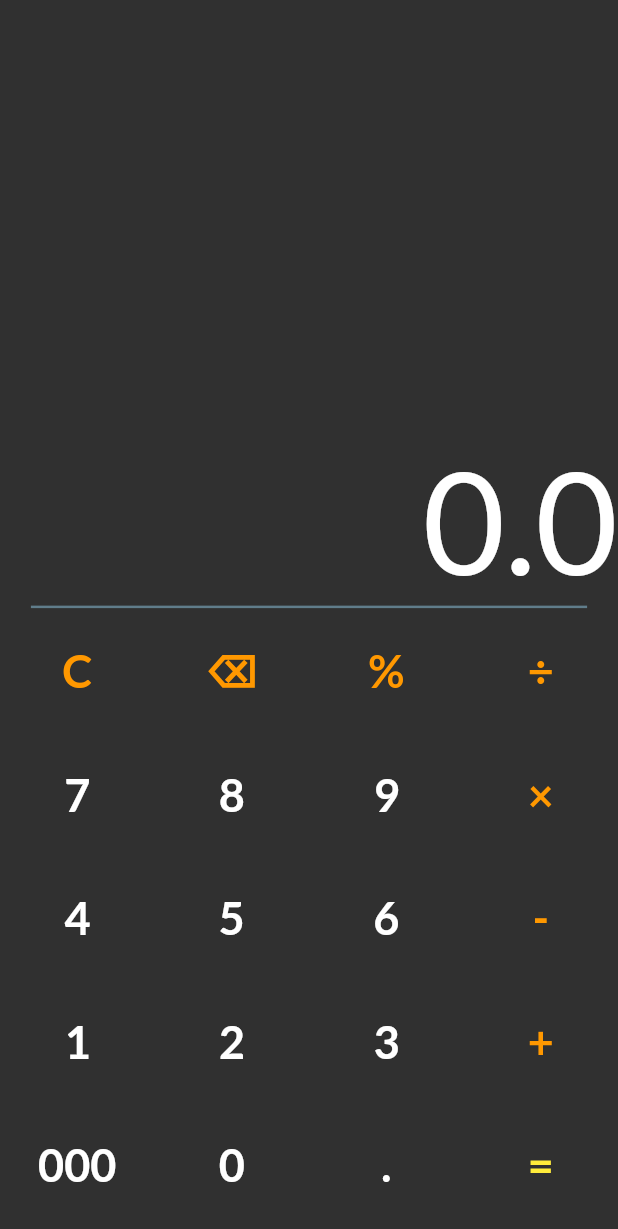
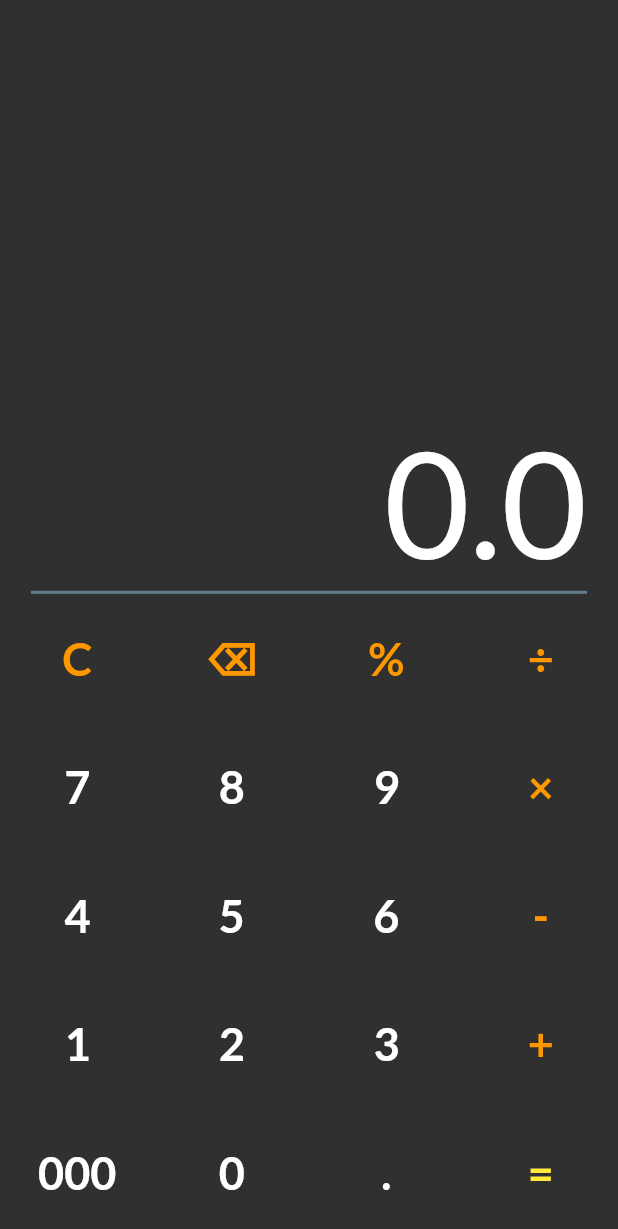
Before and after one commit to scancetin/flutter-calculator, a Flutter app: the screen it shows after launch, after a tap on an icon or button, on a phone screen of 412 x 824 dp. Shown: the top 1229 px of the screen. Run offline on Flutter 3.47's test engine with Material 2 defaults, Android fonts, the phone set to English and light mode, and no system bars; our stand-ins replace google_fonts, math_expressions.

Commit message:
flex changes

```diff
--- a/lib/main.dart
+++ b/lib/main.dart
@@ -38,23 +38,22 @@ class _CalcState extends State<Calc> {
     return Scaffold(
       body: Column(
         children: [
-        Container(
-          height: MediaQuery.of(context).size.height * 0.05,
-        ),
-        historyWidget(0.08, _history3),
-        historyWidget(0.10, _history2),
-        historyWidget(0.12, _history1),
-        historyWidget(0.14, _expression),
+          Spacer(),
+          historyWidget(4, _history3),
+          historyWidget(5, _history2),
+          historyWidget(6, _history1),
+          historyWidget(7, _expression),
           Container(
             color: Colors.blueGrey,
-          height: MediaQuery.of(context).size.height * 0.002,
+            height: 2,
             width: MediaQuery.of(context).size.width * 0.90,
           ),
-        Container(
-          width: MediaQuery.of(context).size.width,
+          Expanded(
+            flex: 25,
             child: Column(
               children: [
-              Row(
+                Expanded(
+                  child: Row(
                     children: [
                       calcButton("C", Colors.orange),
                       calcButton("⌫", Colors.orange),
@@ -62,7 +61,9 @@ class _CalcState extends State<Calc> {
                       calcButton("÷", Colors.orange),
                     ],
                   ),
-              Row(
+                ),
+                Expanded(
+                  child: Row(
                     children: [
                       calcButton("7", Colors.white),
                       calcButton("8", Colors.white),
@@ -70,7 +71,9 @@ class _CalcState extends State<Calc> {
                       calcButton("×", Colors.orange),
                     ],
                   ),
-              Row(
+                ),
+                Expanded(
+                  child: Row(
                     children: [
                       calcButton("4", Colors.white),
                       calcButton("5", Colors.white),
@@ -78,7 +81,9 @@ class _CalcState extends State<Calc> {
                       calcButton("-", Colors.orange),
                     ],
                   ),
-              Row(
+                ),
+                Expanded(
+                  child: Row(
                     children: [
                       calcButton("1", Colors.white),
                       calcButton("2", Colors.white),
@@ -86,7 +91,9 @@ class _CalcState extends State<Calc> {
                       calcButton("+", Colors.orange),
                     ],
                   ),
-              Row(
+                ),
+                Expanded(
+                  child: Row(
                     children: [
                       calcButton("000", Colors.white),
                       calcButton("0", Colors.white),
@@ -94,18 +101,21 @@ class _CalcState extends State<Calc> {
                       calcButton("=", Colors.yellow),
                     ],
                   ),
+                ),
               ],
             ),
           ),
         ],
-    ));
+      ),
+    );
   }
 
-  Widget historyWidget(historyHeight, text) {
-    return GestureDetector(
-      child: Container(
-        height: MediaQuery.of(context).size.height * historyHeight,
-        width: MediaQuery.of(context).size.width,
+  Widget historyWidget(historyFlex, text) {
+    return Expanded(
+      flex: historyFlex,
+      child: GestureDetector(
+        child: SizedBox(
+          width: MediaQuery.of(context).size.width * 0.90,
           child: FittedBox(
             alignment: Alignment.bottomRight,
             fit: BoxFit.contain,
@@ -117,26 +127,25 @@ class _CalcState extends State<Calc> {
             _expression = text;
           });
         },
+      ),
     );
   }
 
   Widget calcButton(buttonText, buttonColor) {
-    return GestureDetector(
+    return Expanded(
+      child: GestureDetector(
         behavior: HitTestBehavior.translucent,
-      child: Container(
-        alignment: Alignment.center,
-        height: MediaQuery.of(context).size.height * 0.10,
-        width: MediaQuery.of(context).size.width * 0.25,
         child: Text(
           buttonText,
+          textAlign: TextAlign.center,
           style: GoogleFonts.lato(
             textStyle: TextStyle(fontSize: 30, fontWeight: FontWeight.bold, color: buttonColor),
-          ),
           ),
         ),
         onTap: () {
           buttonPressed(buttonText);
         },
+      ),
     );
   }
 
```
Lines whose indentation alone changed are shown as unchanged.
